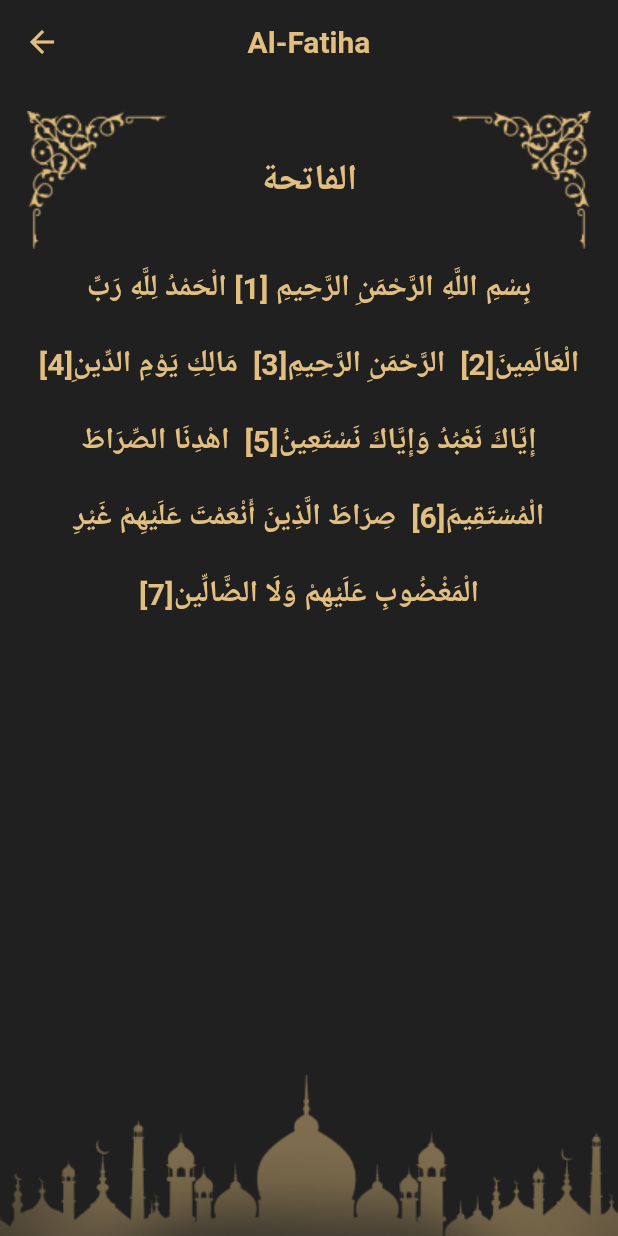
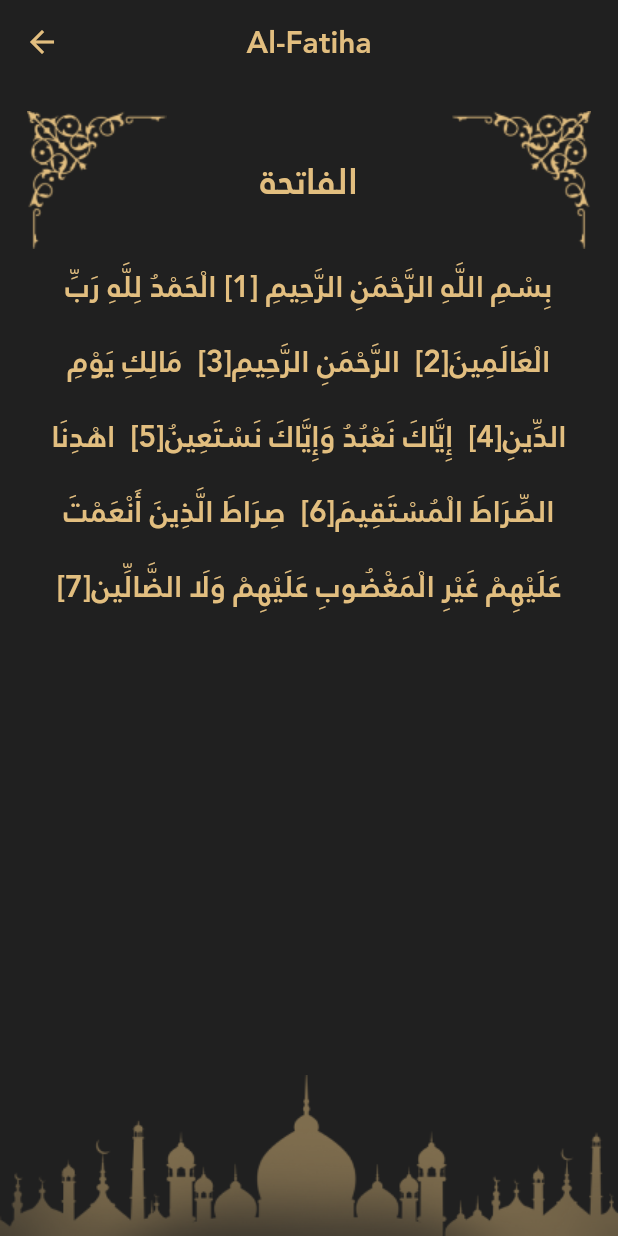
Before and after one commit to Mohamed4Elrefaey/islami, a Flutter app: the screen it shows after launch, after a tap on an icon or button, on a phone screen of 412 x 824 dp. Run offline on Flutter 3.47's test engine with Material 3 defaults, Android fonts, the phone set to English and light mode, and no system bars; our stand-ins replace flutter_svg.

Commit message:
+ Just add font_family

```diff
--- a/lib/ui/hadith/screen/hadeth_details_screen.dart
+++ b/lib/ui/hadith/screen/hadeth_details_screen.dart
@@ -22,6 +22,7 @@ class HadethDetailsScreen extends StatelessWidget {
         centerTitle: true,
         title: Text("Hadeth ${hadeth.hadethNum}"),
         titleTextStyle: TextStyle(
+          fontFamily: "Janna LT",
           color: ColorsManager.primaryColor,
           fontSize: 20,
           fontWeight: FontWeight.w700,
@@ -42,6 +43,7 @@ class HadethDetailsScreen extends StatelessWidget {
                       Text(
                         hadeth.title,
                         style: TextStyle(
+                          fontFamily: "Janna LT",
                           color: ColorsManager.primaryColor,
                           fontSize: 24,
                           fontWeight: FontWeight.w700,
@@ -56,6 +58,7 @@ class HadethDetailsScreen extends StatelessWidget {
                       child: Text(
                         hadeth.hadethContent,
                         style: TextStyle(
+                          fontFamily: "Janna LT",
                           fontWeight: FontWeight.w700,
                           fontSize: 20,
                           color: ColorsManager.primaryColor,
--- a/lib/ui/home/quran_tab/quranTab.dart
+++ b/lib/ui/home/quran_tab/quranTab.dart
@@ -36,6 +36,7 @@ class QuranTab extends StatelessWidget {
               TextField(
                 cursorColor: ColorsManager.onPrimaryColor,
                 style: TextStyle(
+                  fontFamily: "Janna LT",
                   fontSize: 16,
                   fontWeight: FontWeight.w700,
                   color: ColorsManager.onPrimaryColor,
@@ -68,6 +69,7 @@ class QuranTab extends StatelessWidget {
                   hint: Text(
                     StringsManager.suraName,
                     style: TextStyle(
+
                       fontWeight: FontWeight.w700,
                       fontSize: 16,
                       color: ColorsManager.onPrimaryColor,
@@ -81,6 +83,7 @@ class QuranTab extends StatelessWidget {
                 child: Text(
                   StringsManager.mostRecently,
                   style: TextStyle(
+                    fontFamily: "Janna LT",
                     fontWeight: FontWeight.w700,
                     fontSize: 16,
                     color: ColorsManager.onPrimaryColor,
@@ -97,6 +100,7 @@ class QuranTab extends StatelessWidget {
                 child: Text(
                   StringsManager.surasList,
                   style: TextStyle(
+                    fontFamily: "Janna LT",
                     fontWeight: FontWeight.w700,
                     fontSize: 16,
                     color: ColorsManager.onPrimaryColor,
--- a/lib/ui/home/quran_tab/widgets/mostResentlyItem.dart
+++ b/lib/ui/home/quran_tab/widgets/mostResentlyItem.dart
@@ -23,6 +23,7 @@ class MostResentItem extends StatelessWidget {
                 Text(
                   "Al-Anbiya",
                   style: TextStyle(
+                    fontFamily: "Janna LT",
                     color: ColorsManager.secondaryColor,
                     fontSize: 24,
                     fontWeight: FontWeight.w700,
@@ -31,6 +32,7 @@ class MostResentItem extends StatelessWidget {
                 Text(
                   "الأنبياء",
                   style: TextStyle(
+                    fontFamily: "Janna LT",
                     color: ColorsManager.secondaryColor,
                     fontSize: 24,
                     fontWeight: FontWeight.w700,
@@ -39,6 +41,7 @@ class MostResentItem extends StatelessWidget {
                 Text(
                   "112 Verses",
                   style: TextStyle(
+                    fontFamily: "Janna LT",
                     color: ColorsManager.secondaryColor,
                     fontSize: 14,
                     fontWeight: FontWeight.w700,
--- a/lib/ui/home/quran_tab/widgets/sura_item.dart
+++ b/lib/ui/home/quran_tab/widgets/sura_item.dart
@@ -25,6 +25,7 @@ class SuraItem extends StatelessWidget {
               Text(
                 sura.suraNumber.toString(),
                 style: TextStyle(
+                  fontFamily: "Janna LT",
                   fontWeight: FontWeight.w500,
                   fontSize: 16,
                   color: ColorsManager.onPrimaryColor,
@@ -40,6 +41,7 @@ class SuraItem extends StatelessWidget {
                 Text(
                   sura.suraNameEn,
                   style: TextStyle(
+                    fontFamily: "Janna LT",
                     fontWeight: FontWeight.w700,
                     fontSize: 20,
                     color: ColorsManager.onPrimaryColor,
@@ -48,6 +50,7 @@ class SuraItem extends StatelessWidget {
                 Text(
                   "${sura.suraVerses} Verses",
                   style: TextStyle(
+                    fontFamily: "Janna LT",
                     fontWeight: FontWeight.w400,
                     fontSize: 16,
                     color: ColorsManager.onPrimaryColor,
@@ -59,6 +62,7 @@ class SuraItem extends StatelessWidget {
           Text(
             sura.suraNameAr,
             style: TextStyle(
+              fontFamily: "Janna LT",
               fontWeight: FontWeight.w700,
               fontSize: 20,
               color: ColorsManager.onPrimaryColor,
--- a/lib/ui/home/screen/homeScreen.dart
+++ b/lib/ui/home/screen/homeScreen.dart
@@ -41,6 +41,7 @@ class _HomescreenState extends State<Homescreen> {
         labelBehavior: NavigationDestinationLabelBehavior.onlyShowSelected,
         labelTextStyle: WidgetStateProperty.resolveWith((state) {
           return TextStyle(
+            fontFamily: "Janna LT",
             color: ColorsManager.onPrimaryColor,
             fontSize: 12,
             fontWeight: FontWeight.w700,
--- a/lib/ui/sura_details/sura_details_screen.dart
+++ b/lib/ui/sura_details/sura_details_screen.dart
@@ -27,6 +27,7 @@ class _SuraDetailsScreenState extends State<SuraDetailsScreen> {
         centerTitle: true,
         title: Text(sura.suraNameEn),
         titleTextStyle: TextStyle(
+          fontFamily: "Janna LT",
           color: ColorsManager.primaryColor,
           fontSize: 20,
           fontWeight: FontWeight.w700,
@@ -47,6 +48,7 @@ class _SuraDetailsScreenState extends State<SuraDetailsScreen> {
                       Text(
                         sura.suraNameAr,
                         style: TextStyle(
+                          fontFamily: "Janna LT",
                           color: ColorsManager.primaryColor,
                           fontSize: 24,
                           fontWeight: FontWeight.w700,
@@ -67,6 +69,7 @@ class _SuraDetailsScreenState extends State<SuraDetailsScreen> {
                           child: Text(
                               suraText,
                               style: TextStyle(
+                                fontFamily: "Janna LT",
                                 fontWeight: FontWeight.w700,
                                 fontSize: 20,
                                 color: ColorsManager.primaryColor,
```
